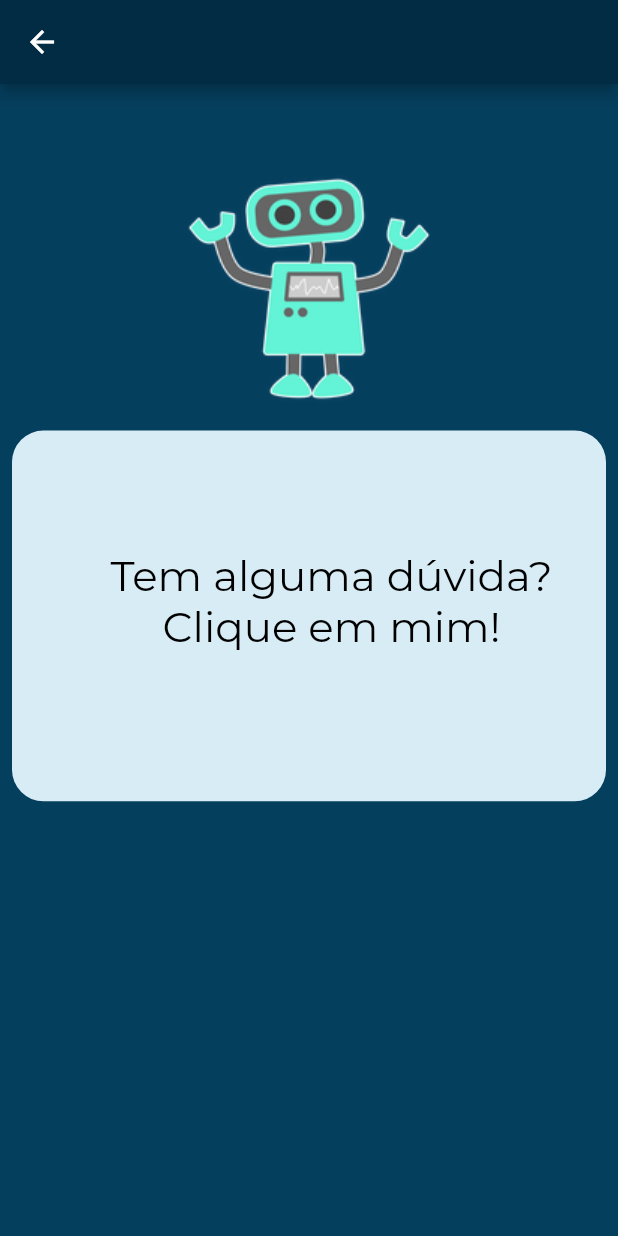
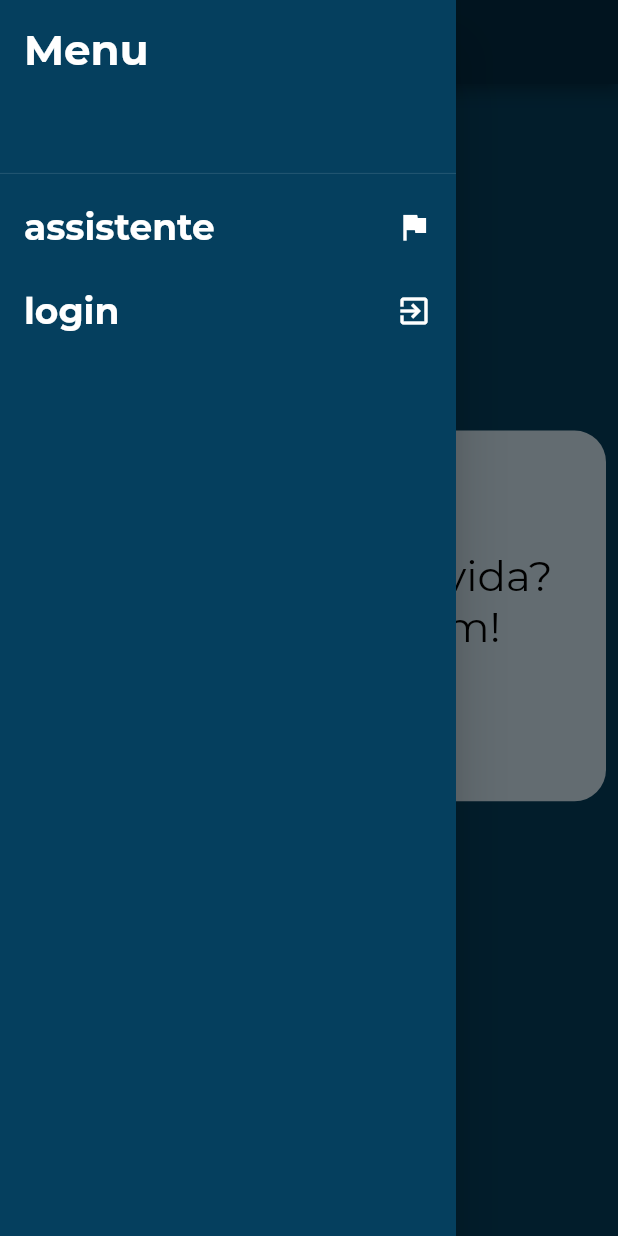
Before and after one commit to victornassif/mpsp_virtual_assistant, a Flutter app: the InitialAssistant screen opened by its route, with the side drawer open (before the commit the screen has no drawer), on a phone screen of 412 x 824 dp. Run offline on Flutter 3.47's test engine with Material 2 defaults, Android fonts, the phone set to English and light mode, and no system bars; our stand-ins replace geocoding, geolocator, toast; accounts and stored records are empty; project files that could hold a hidden picture were left out.

Commit message:
Adição de navbar e login

```diff
--- /dev/null
+++ b/lib/components/navbar.widget.dart
@@ -0,0 +1,81 @@
+import 'package:flutter/material.dart';
+import 'package:mpsp_virtual_assistant/controllers/LoginController.dart';
+import 'package:mpsp_virtual_assistant/user.dart';
+import 'package:mpsp_virtual_assistant/views/assistant.view.dart';
+import 'package:mpsp_virtual_assistant/views/login.view.dart';
+
+class NavBar extends StatefulWidget {
+  @override
+  _NavBarState createState() => _NavBarState();
+}
+
+class _NavBarState extends State<NavBar> {
+  @override
+  Widget build(BuildContext context) {
+    var login = user.token.isNotEmpty
+        ? ListTile(
+            trailing: Icon(Icons.exit_to_app),
+            title: Text(
+              'logout',
+              style: TextStyle(fontWeight: FontWeight.bold, fontSize: 24),
+            ),
+            onTap: () {
+              LoginController().logout().then((data) {
+                Navigator.push(
+                  context,
+                  MaterialPageRoute(
+                    builder: (context) => LoginView(),
+                  ),
+                );
+              }); // TRATAR POSSÍVEL ERRO
+            },
+          )
+        : ListTile(
+            trailing: Icon(Icons.exit_to_app),
+            title: Text(
+              'login',
+              style: TextStyle(fontWeight: FontWeight.bold, fontSize: 24),
+            ),
+            onTap: () {
+              Navigator.push(
+                context,
+                MaterialPageRoute(
+                  builder: (context) => LoginView(),
+                ),
+              );
+            }); // TRATAR POSSÍVEL ERRO
+
+    return Drawer(
+      child: ListView(
+        padding: EdgeInsets.zero,
+        children: <Widget>[
+          Container(
+            height: MediaQuery.of(context).size.width * 0.3,
+            child: DrawerHeader(
+              child: Text(
+                'Menu',
+                style: TextStyle(fontWeight: FontWeight.bold, fontSize: 28),
+              ),
+            ),
+          ),
+          ListTile(
+            trailing: Icon(Icons.assistant_photo),
+            title: Text(
+              'assistente',
+              style: TextStyle(fontWeight: FontWeight.bold, fontSize: 24),
+            ),
+            onTap: () {
+              Navigator.push(
+                context,
+                MaterialPageRoute(
+                  builder: (context) => InitialAssistant(),
+                ),
+              );
+            },
+          ),
+          login
+        ],
+      ),
+    );
+  }
+}
--- a/lib/views/assistant.view.dart
+++ b/lib/views/assistant.view.dart
@@ -1,10 +1,12 @@
 import 'package:flutter/material.dart';
+import 'package:mpsp_virtual_assistant/components/navbar.widget.dart';
 import 'package:mpsp_virtual_assistant/views/location.view.dart';
 
 class InitialAssistant extends StatelessWidget {
   @override
   Widget build(BuildContext context) {
     return Scaffold(
+      drawer: NavBar(),
       appBar: AppBar(),
       body: Column(
         crossAxisAlignment: CrossAxisAlignment.center,
```
Also changed, not shown: lib/controllers/LoginController.dart (+6 -5 lines), lib/views/location.view.dart (+10 -9 lines), lib/views/login.view.dart (+19 -9 lines), lib/views/options.view.dart (+25 -14 lines).
